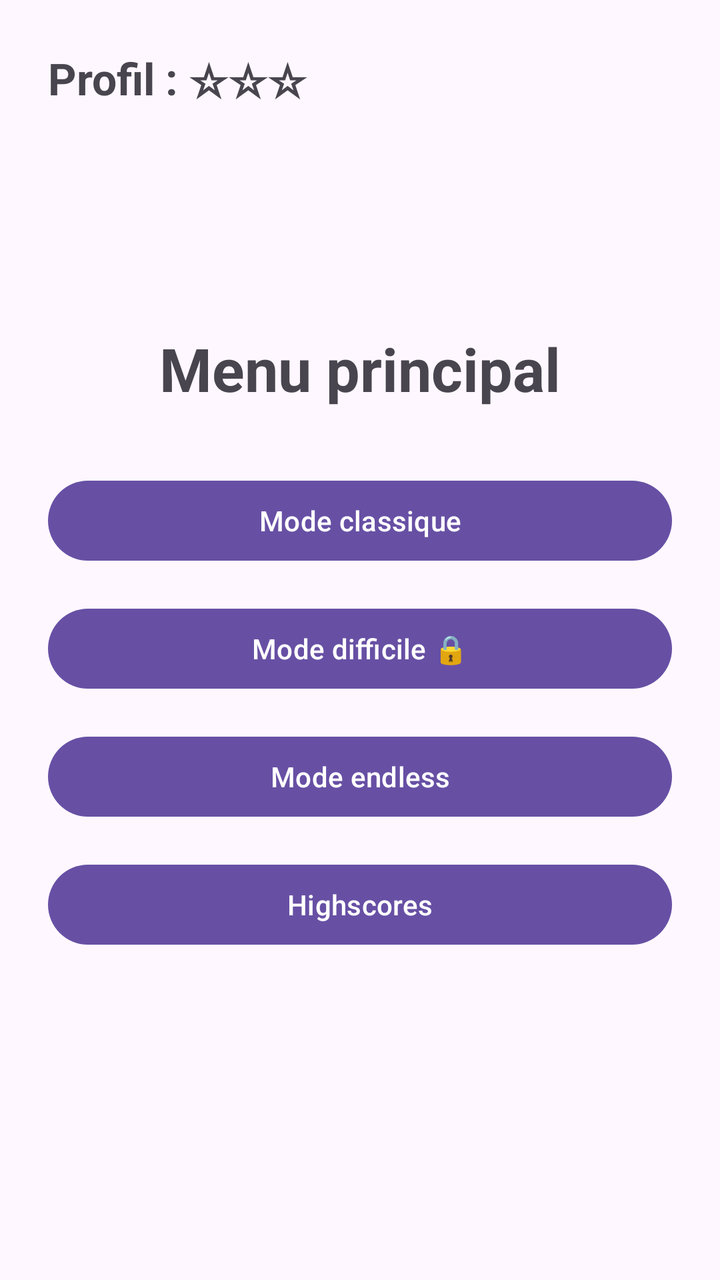
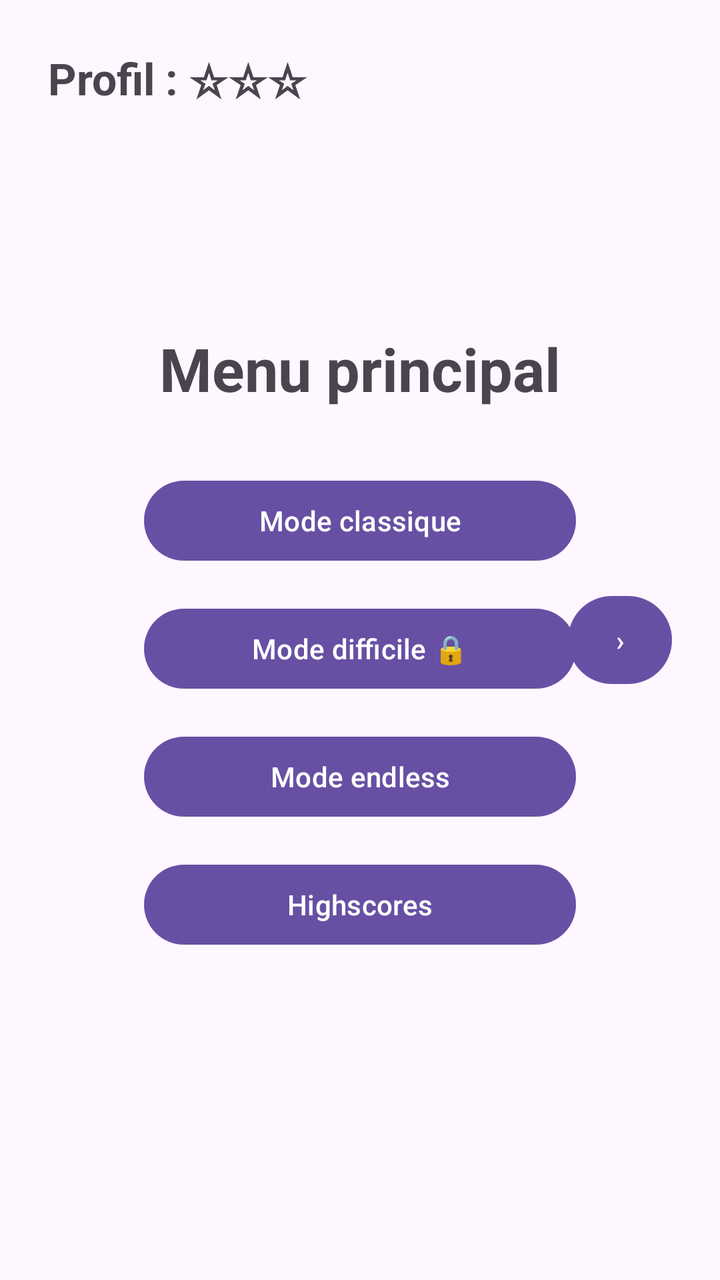

The first picture is an Android layout as it rendered before a commit; the second is the same layout after the commit. The layout source and the unified diff follow.
<!-- AndroidManifest.xml: application theme Theme.CalculMental -->
<!-- res/layout/activity_main.xml -->
<?xml version="1.0" encoding="utf-8"?>
<androidx.constraintlayout.widget.ConstraintLayout xmlns:android="http://schemas.android.com/apk/res/android"
    xmlns:app="http://schemas.android.com/apk/res-auto"
    xmlns:tools="http://schemas.android.com/tools"
    android:id="@+id/main"
    android:layout_width="match_parent"
    android:layout_height="match_parent"
    android:padding="24dp"
    tools:context=".MainActivity">

    <TextView
        android:id="@+id/textViewEtoiles"
        android:layout_width="wrap_content"
        android:layout_height="wrap_content"
        android:text="@string/format_etoiles_preview"
        android:textSize="22sp"
        android:textStyle="bold"
        app:layout_constraintStart_toStartOf="parent"
        app:layout_constraintTop_toTopOf="parent" />

    <LinearLayout
        android:layout_width="0dp"
        android:layout_height="wrap_content"
        android:gravity="center"
        android:orientation="vertical"
        app:layout_constraintBottom_toBottomOf="parent"
        app:layout_constraintEnd_toEndOf="parent"
        app:layout_constraintStart_toStartOf="parent"
        app:layout_constraintTop_toTopOf="parent">

        <TextView
            android:layout_width="match_parent"
            android:layout_height="wrap_content"
            android:layout_marginBottom="32dp"
            android:gravity="center"
            android:text="@string/titre_menu_principal"
            android:textSize="30sp"
            android:textStyle="bold" />

        <Button
            android:id="@+id/bouton_classique"
            android:layout_width="match_parent"
            android:layout_height="wrap_content"
            android:layout_marginBottom="16dp"
            android:text="@string/text_bouton_classique" />

        <Button
            android:id="@+id/bouton_difficile"
            android:layout_width="match_parent"
            android:layout_height="wrap_content"
            android:layout_marginBottom="16dp"
            android:text="@string/text_bouton_difficile_bloque" />

        <Button
            android:id="@+id/bouton_endless"
            android:layout_width="match_parent"
            android:layout_height="wrap_content"
            android:layout_marginBottom="16dp"
            android:text="@string/text_bouton_endless" />

        <Button
            android:id="@+id/bouton_historique"
            android:layout_width="match_parent"
            android:layout_height="wrap_content"
            android:text="@string/text_bouton_historique" />
    </LinearLayout>

</androidx.constraintlayout.widget.ConstraintLayout>
<!-- resources referenced by this layout -->
<resources>
  <string name="format_etoiles_preview">Profil : ☆☆☆</string>
  <string name="text_bouton_classique">Mode classique</string>
  <string name="text_bouton_difficile_bloque">Mode difficile 🔒</string>
  <string name="text_bouton_endless">Mode endless</string>
  <string name="text_bouton_historique">Highscores</string>
  <string name="titre_menu_principal">Menu principal</string>
  <style name="Theme.CalculMental" parent="Base.Theme.CalculMental" />
  <style name="Base.Theme.CalculMental" parent="Theme.Material3.DayNight">
          
          
      </style>
</resources>

<!-- the commit's change to res/layout/activity_main.xml (unified diff, before → after) -->
@@ -18,9 +18,42 @@
         app:layout_constraintStart_toStartOf="parent"
         app:layout_constraintTop_toTopOf="parent" />
 
+    <TextView
+        android:id="@+id/textViewEtoilesChrono"
+        android:layout_width="wrap_content"
+        android:layout_height="wrap_content"
+        android:text="@string/format_etoiles_chrono_preview"
+        android:textSize="22sp"
+        android:textStyle="bold"
+        android:visibility="gone"
+        app:layout_constraintStart_toStartOf="parent"
+        app:layout_constraintTop_toTopOf="parent" />
+
+    <Button
+        android:id="@+id/bouton_page_gauche"
+        android:layout_width="52dp"
+        android:layout_height="52dp"
+        android:text="@string/fleche_gauche"
+        android:visibility="gone"
+        app:layout_constraintBottom_toBottomOf="parent"
+        app:layout_constraintStart_toStartOf="parent"
+        app:layout_constraintTop_toTopOf="parent" />
+
+    <Button
+        android:id="@+id/bouton_page_droite"
+        android:layout_width="52dp"
+        android:layout_height="52dp"
+        android:text="@string/fleche_droite"
+        app:layout_constraintBottom_toBottomOf="parent"
+        app:layout_constraintEnd_toEndOf="parent"
+        app:layout_constraintTop_toTopOf="parent" />
+
     <LinearLayout
+        android:id="@+id/panelModesVies"
         android:layout_width="0dp"
         android:layout_height="wrap_content"
+        android:layout_marginStart="48dp"
+        android:layout_marginEnd="48dp"
         android:gravity="center"
         android:orientation="vertical"
         app:layout_constraintBottom_toBottomOf="parent"
@@ -65,4 +98,55 @@
             android:text="@string/text_bouton_historique" />
     </LinearLayout>
 
+    <LinearLayout
+        android:id="@+id/panelModesChrono"
+        android:layout_width="0dp"
+        android:layout_height="wrap_content"
+        android:layout_marginStart="48dp"
+        android:layout_marginEnd="48dp"
+        android:gravity="center"
+        android:orientation="vertical"
+        android:visibility="gone"
+        app:layout_constraintBottom_toBottomOf="parent"
+        app:layout_constraintEnd_toEndOf="parent"
+        app:layout_constraintStart_toStartOf="parent"
+        app:layout_constraintTop_toTopOf="parent">
+
+        <TextView
+            android:layout_width="match_parent"
+            android:layout_height="wrap_content"
+            android:layout_marginBottom="32dp"
+            android:gravity="center"
+            android:text="@string/titre_menu_chrono"
+            android:textSize="30sp"
+            android:textStyle="bold" />
+
+        <Button
+            android:id="@+id/bouton_chrono_fredbear"
+            android:layout_width="match_parent"
+            android:layout_height="wrap_content"
+            android:layout_marginBottom="16dp"
+            android:text="@string/text_bouton_chrono_fredbear" />
+
+        <Button
+            android:id="@+id/bouton_chrono_nightmare"
+            android:layout_width="match_parent"
+            android:layout_height="wrap_content"
+            android:layout_marginBottom="16dp"
+            android:text="@string/text_bouton_chrono_nightmare_bloque" />
+
+        <Button
+            android:id="@+id/bouton_chrono_endless"
+            android:layout_width="match_parent"
+            android:layout_height="wrap_content"
+            android:layout_marginBottom="16dp"
+            android:text="@string/text_bouton_chrono_endless" />
+
+        <Button
+            android:id="@+id/bouton_historique_chrono"
+            android:layout_width="match_parent"
+            android:layout_height="wrap_content"
+            android:text="@string/text_bouton_historique_chrono" />
+    </LinearLayout>
+
 </androidx.constraintlayout.widget.ConstraintLayout>
<!-- resource entries referenced after the edit -->
@@ -1,10 +1,18 @@
 <!-- resources referenced by this layout -->
 <resources>
+  <string name="fleche_droite" translatable="false">›</string>
+  <string name="fleche_gauche" translatable="false">‹</string>
+  <string name="format_etoiles_chrono_preview">Chrono : ☆☆☆</string>
   <string name="format_etoiles_preview">Profil : ☆☆☆</string>
+  <string name="text_bouton_chrono_endless">Endless chrono</string>
+  <string name="text_bouton_chrono_fredbear">Contre Fredbear</string>
+  <string name="text_bouton_chrono_nightmare_bloque">Contre Nightmare 🔒</string>
   <string name="text_bouton_classique">Mode classique</string>
   <string name="text_bouton_difficile_bloque">Mode difficile 🔒</string>
   <string name="text_bouton_endless">Mode endless</string>
   <string name="text_bouton_historique">Highscores</string>
+  <string name="text_bouton_historique_chrono">Highscores chrono</string>
+  <string name="titre_menu_chrono">Contre la montre</string>
   <string name="titre_menu_principal">Menu principal</string>
   <style name="Theme.CalculMental" parent="Base.Theme.CalculMental" />
   <style name="Base.Theme.CalculMental" parent="Theme.Material3.DayNight">
